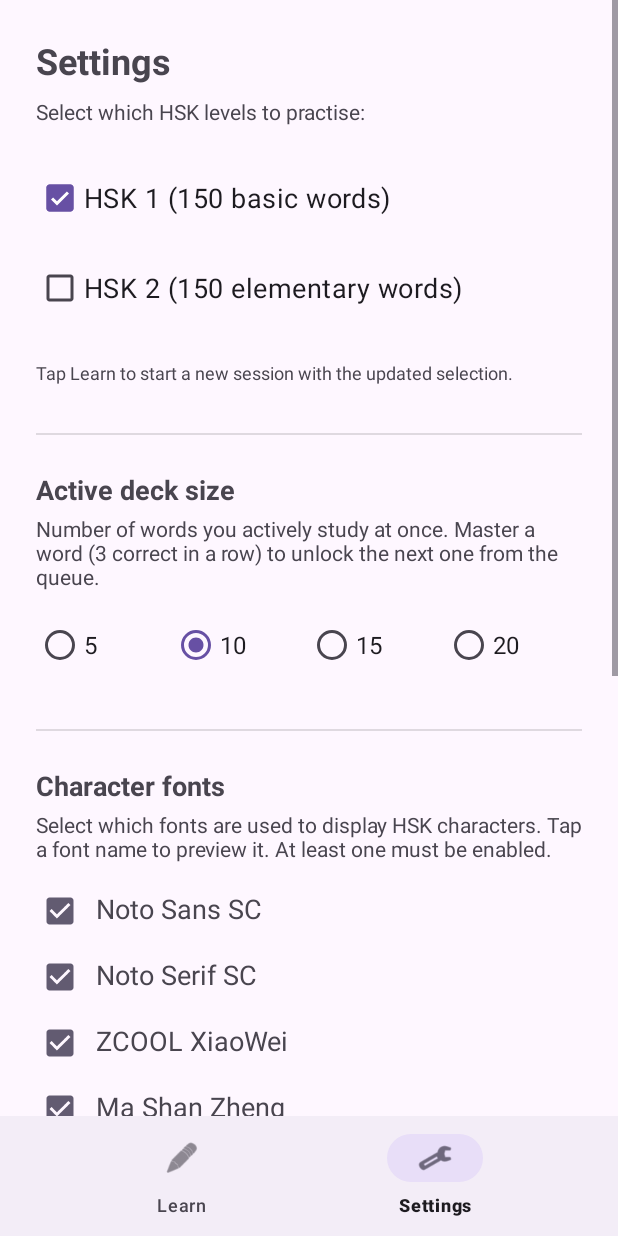
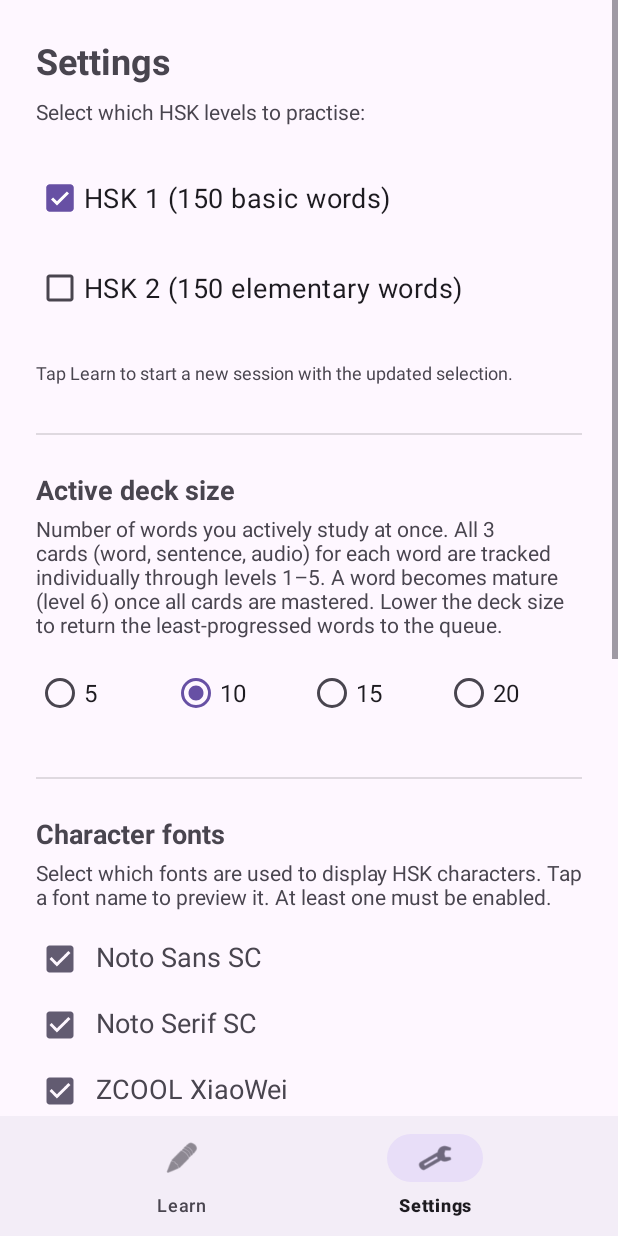
Before and after one commit to laufbanane2-create/hsk-learning, an Android app: the screen it shows after launch (MainActivity), item 2 of the bottom bar chosen, on a phone screen of 412 x 824 dp. Run offline under Robolectric (Android 15) with nearby library versions, the phone set to English and light mode, and no system bars; 2 statements that could not run were skipped.

Commit message:
Replace SM-2 with fixed levels 1-6, wrong→level0, session re-queue on wrong
Agent-Logs-Url: https://github.com/laufbanane2-create/hsk-learning/sessions/e6e74ba6-1ea7-484d-b6b7-664c3176c8e2

Co-authored-by: laufbanane2-create <272852210+laufbanane2-create@users.noreply.github.com>

```diff
--- a/app/src/main/java/com/laufbanane2/hsklearning/data/SrsManager.kt
+++ b/app/src/main/java/com/laufbanane2/hsklearning/data/SrsManager.kt
@@ -191,8 +191,8 @@ class SrsManager(context: Context) {
         val now = System.currentTimeMillis()
         val level = getAspectLevel(vocabId, aspect)
 
-        val newLevel = if (correct) (level + 1).coerceAtMost(MATURE_LEVEL) else 1
-        val newNextReview = now + LEVEL_INTERVALS_MS[newLevel]
+        val newLevel = if (correct) (level + 1).coerceAtMost(MATURE_LEVEL) else 0
+        val newNextReview = if (newLevel == 0) 0L else now + LEVEL_INTERVALS_MS[newLevel]
 
         prefs.edit()
             .putInt(levelKey(vocabId, aspect), newLevel)
--- a/app/src/main/java/com/laufbanane2/hsklearning/ui/learn/LearnFragment.kt
+++ b/app/src/main/java/com/laufbanane2/hsklearning/ui/learn/LearnFragment.kt
@@ -38,7 +38,7 @@ class LearnFragment : Fragment() {
     /** A vocabulary item paired with the aspect being tested in this session slot. */
     private data class AspectCard(val item: VocabItem, val aspect: SrsManager.AspectType)
 
-    private var vocabList: List<AspectCard> = emptyList()
+    private var vocabList: MutableList<AspectCard> = mutableListOf()
     private var allVocab: List<VocabItem> = emptyList()
     private var currentIndex = 0
     private var currentAspectCard: AspectCard? = null
@@ -268,7 +268,7 @@ class LearnFragment : Fragment() {
             // Review all (vocab, aspect) combinations in random order.
             vocabList = allVocab.flatMap { item ->
                 SrsManager.ALL_ASPECTS.map { aspect -> AspectCard(item, aspect) }
-            }.shuffled()
+            }.shuffled().toMutableList()
         } else {
             // Normal mode: for each ACTIVE card, add one AspectCard per due aspect.
             val activeIds = srsManager.getActiveIds(allIds).toSet()
@@ -281,7 +281,7 @@ class LearnFragment : Fragment() {
                     }
                 }
             }
-            vocabList = aspectCards.shuffled()
+            vocabList = aspectCards.shuffled().toMutableList()
         }
 
         currentIndex = 0
@@ -337,13 +337,19 @@ class LearnFragment : Fragment() {
             activeDeckCount
         )
 
-        // Show level + aspect type in the badge.
+        // Show HSK level + aspect type + SRS level in the badge.
         val aspectLabel = getString(when (card.aspect) {
             SrsManager.AspectType.READING          -> R.string.aspect_reading
             SrsManager.AspectType.LISTENING        -> R.string.aspect_listening
             SrsManager.AspectType.READING_SENTENCE -> R.string.aspect_sentence
         })
-        binding.textLevelBadge.text = "HSK ${item.level}  $aspectLabel"
+        val srsLevel = srsManager.getAspectLevel(item.id, card.aspect)
+        val srsLevelStr = when {
+            srsLevel == 0                          -> "New"
+            srsLevel >= SrsManager.MATURE_LEVEL    -> "Mature"
+            else                                   -> "L$srsLevel"
+        }
+        binding.textLevelBadge.text = "HSK ${item.level}  $aspectLabel  $srsLevelStr"
 
         binding.buttonShow.visibility = View.VISIBLE
         binding.buttonShow.isEnabled = true
@@ -355,8 +361,8 @@ class LearnFragment : Fragment() {
         val wrong = statsManager.getWrong(item.id)
         binding.textStats.text = "✓ $correct   ✗ $wrong"
         binding.textNextReview.text = getString(
-            R.string.label_interval,
-            srsManager.formatAspectInterval(item.id, card.aspect)
+            R.string.label_level,
+            srsManager.formatAspectLevel(item.id, card.aspect)
         )
 
         when (card.aspect) {
@@ -416,23 +422,26 @@ class LearnFragment : Fragment() {
             statsManager.incrementCorrect(item.id)
         } else {
             statsManager.incrementWrong(item.id)
+            // Wrong answer resets this aspect to level 0; re-queue it so the session
+            // only finishes once every aspect is back above level 0.
+            vocabList.add(card)
         }
         srsManager.recordAnswer(item.id, card.aspect, correct)
 
-        if (correct && srsManager.shouldGraduate(item.id)) {
+        if (correct && srsManager.shouldMature(item.id)) {
             val prefs = requireContext().getSharedPreferences("settings", Context.MODE_PRIVATE)
             val deckSize = prefs.getInt("active_deck_size", DEFAULT_ACTIVE_DECK_SIZE)
-            srsManager.graduateCard(item.id, allVocabIds, deckSize)
+            srsManager.matureCard(item.id, allVocabIds, deckSize)
             activeDeckCount = srsManager.getActiveIds(allVocabIds).size
-            Snackbar.make(binding.root, getString(R.string.word_graduated), Snackbar.LENGTH_SHORT).show()
+            Snackbar.make(binding.root, getString(R.string.word_matured), Snackbar.LENGTH_SHORT).show()
         }
 
         val c = statsManager.getCorrect(item.id)
         val w = statsManager.getWrong(item.id)
         binding.textStats.text = "✓ $c   ✗ $w"
         binding.textNextReview.text = getString(
-            R.string.label_interval,
-            srsManager.formatAspectInterval(item.id, card.aspect)
+            R.string.label_level,
+            srsManager.formatAspectLevel(item.id, card.aspect)
         )
 
         currentIndex++
@@ -505,7 +514,7 @@ class LearnFragment : Fragment() {
         vocabLoaded = true
         srsManager.initializeActiveDeck(allVocabIds, deckSize)
         activeDeckCount = srsManager.getActiveIds(allVocabIds).size
-        vocabList = cards
+        vocabList = cards.toMutableList()
         currentIndex = savedIndex
         showCurrentWord()
         return true
--- a/app/src/main/java/com/laufbanane2/hsklearning/ui/settings/SettingsFragment.kt
+++ b/app/src/main/java/com/laufbanane2/hsklearning/ui/settings/SettingsFragment.kt
@@ -218,9 +218,9 @@ class SettingsFragment : Fragment() {
             var graduatedCount = 0
             vocab.forEach { item ->
                 when (srsManager.getCardStatus(item.id)) {
-                    SrsManager.CardStatus.NEW       -> newCount++
-                    SrsManager.CardStatus.ACTIVE    -> activeCount++
-                    SrsManager.CardStatus.GRADUATED -> graduatedCount++
+                    SrsManager.CardStatus.NEW         -> newCount++
+                    SrsManager.CardStatus.IN_PROGRESS -> activeCount++
+                    SrsManager.CardStatus.MATURE      -> graduatedCount++
                 }
             }
             val line = getString(
--- a/app/src/main/res/values/strings.xml
+++ b/app/src/main/res/values/strings.xml
@@ -22,9 +22,9 @@
     <string name="no_due_message_future">Next card due %s.</string>
     <string name="no_due_message_now">Cards are now due – tap below to start!</string>
     <string name="button_study_all">Review all cards anyway</string>
-    <string name="label_interval">Interval: %s</string>
+    <string name="label_level">Level: %s</string>
     <string name="label_progress">%1$d / %2$d · %3$d active</string>
-    <string name="word_graduated">🎉 All aspects mastered! A new word has been added.</string>
+    <string name="word_matured">🎉 All aspects matured! A new word has been added.</string>
 
     <!-- Aspect labels shown in the level badge during study -->
     <string name="aspect_reading">👁 Reading</string>
@@ -44,11 +44,11 @@
     <string name="font_preview_sample">我在学习汉语。</string>
     <string name="font_preview_loading">Loading font…</string>
     <string name="settings_deck_title">Active deck size</string>
-    <string name="settings_deck_subtitle">Number of words you actively study at once. Master a word (3 correct in a row) to unlock the next one from the queue.</string>
+    <string name="settings_deck_subtitle">Number of words you actively study at once. All 3 cards (word, sentence, audio) for each word are tracked individually through levels 1–5. A word becomes mature (level 6) once all cards are mastered. Lower the deck size to return the least-progressed words to the queue.</string>
 
     <!-- Statistics section -->
     <string name="settings_stats_title">Word progress</string>
-    <string name="stats_category_line">%1$s  —  %2$d new · %3$d active · %4$d graduated  (total: %5$d)</string>
+    <string name="stats_category_line">%1$s  —  %2$d new · %3$d in progress · %4$d mature  (total: %5$d)</string>
 
     <!-- Update section -->
     <string name="settings_update_title">App update</string>
```
